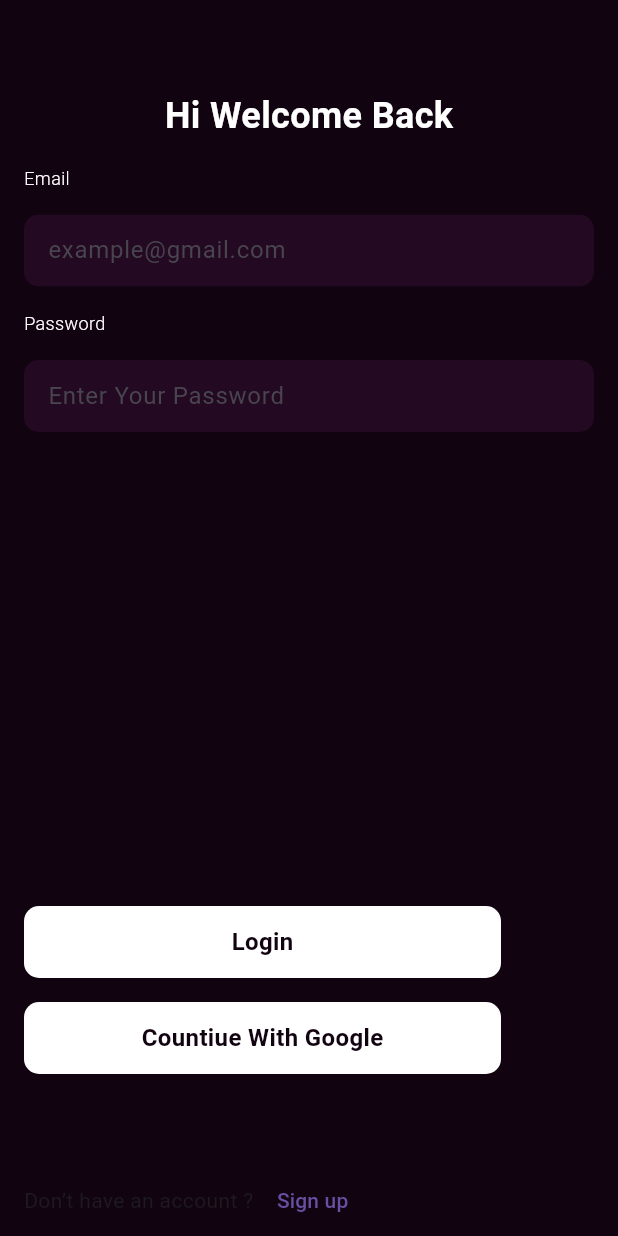
After one commit to mohameds123/kimit-note-app, a Flutter app: the LoginScreen screen opened directly, on a phone screen of 412 x 824 dp. The commit adds this screen. Run offline on Flutter 3.47's test engine with Material 3 defaults, Android fonts, the phone set to English and light mode, and no system bars; our stand-ins replace firebase_auth, firebase_core, flutter_bloc; accounts and stored records are empty.

```diff
--- a/lib/core/const/txt.dart
+++ b/lib/core/const/txt.dart
@@ -6,4 +6,7 @@ class  Txt {
   static String pass = "Password";
   static String passHintTxt = "Enter Your Password";
   static String signUp = "Sign Up";
+  static String loginTxt = "Hi Welcome Back";
+  static String loginButtonTxt = "Login";
+  static String googleTxt = "Countiue With Google";
 }
--- a/lib/main.dart
+++ b/lib/main.dart
@@ -1,7 +1,10 @@
+import 'package:firebase_core/firebase_core.dart';
 import 'package:flutter/material.dart';
 import 'package:kimitnoteappliction/presentation/screens/sign_up_screen.dart';
 
-void main() {
+void main() async{
+  WidgetsFlutterBinding.ensureInitialized();
+  await Firebase.initializeApp();
   runApp(const MyApp());
 }
 
--- /dev/null
+++ b/lib/presentation/screens/login_screen.dart
@@ -0,0 +1,144 @@
+import 'package:flutter/material.dart';
+import 'package:kimitnoteappliction/presentation/screens/sign_up_screen.dart';
+
+import '../../core/const/txt.dart';
+import '../../core/theme/colors_manager.dart';
+
+class LoginScreen extends StatelessWidget {
+   LoginScreen({super.key});
+  TextEditingController passController = TextEditingController();
+  TextEditingController emailController = TextEditingController();
+
+  @override
+  Widget build(BuildContext context) {
+    return SafeArea(
+      child: Scaffold(
+        backgroundColor: ColorsManager.primaryColor,
+        body: Padding(
+          padding: const EdgeInsets.symmetric(horizontal: 16.0),
+          child: Column(
+            crossAxisAlignment: CrossAxisAlignment.start,
+            children: [
+              SizedBox(
+                height: 60,
+              ),
+              Center(
+                child: Text(
+                  Txt.loginTxt,
+                  style: TextStyle(
+                    color: ColorsManager.white,
+                    fontSize: 24,
+                    fontWeight: FontWeight.w700,
+                  ),
+                ),
+              ),
+              SizedBox(height: 16),
+
+              /// Email
+              Text(
+                Txt.email,
+                style: TextStyle(
+                  color: ColorsManager.white,
+                  fontSize: 12,
+                  fontWeight: FontWeight.w300,
+                ),
+              ),
+
+              SizedBox(height: 16),
+              ClipRRect(
+                borderRadius: BorderRadius.circular(10),
+                child: TextFormField(
+                  controller: emailController,
+                  style: TextStyle(color: ColorsManager.white),
+                  decoration: InputDecoration(
+                    fillColor: ColorsManager.txtFeildColor,
+                    filled: true,
+                    border: InputBorder.none,
+                    hintText: Txt.emailHint,
+                  ),
+                ),
+              ),
+              SizedBox(height: 16),
+
+              ///Pass
+              Text(
+                Txt.pass,
+                style: TextStyle(
+                  color: ColorsManager.white,
+                  fontSize: 12,
+                  fontWeight: FontWeight.w300,
+                ),
+              ),
+              SizedBox(height: 16),
+              ClipRRect(
+                borderRadius: BorderRadius.circular(10),
+                child: TextFormField(
+                  controller: passController,
+                  style: TextStyle(color: ColorsManager.white),
+                  decoration: InputDecoration(
+                    fillColor: ColorsManager.txtFeildColor,
+                    filled: true,
+                    border: InputBorder.none,
+                    hintText: Txt.passHintTxt,
+                  ),
+                ),
+              ),
+              Spacer(),
+              Container(
+                width: 318,
+                height: 48,
+                decoration: BoxDecoration(
+                  borderRadius: BorderRadius.circular(10),
+                  color: Colors.white,
+                ),
+                child:  Center(
+                  child: Text(
+                    Txt.loginButtonTxt,
+                    style: TextStyle(
+                      color: ColorsManager.primaryColor,
+                      fontSize: 16,
+                      fontWeight: FontWeight.w600,
+                    ),
+                  ),
+                ),
+              ),
+              SizedBox(height: 16,),
+              Container(
+                width: 318,
+                height: 48,
+                decoration: BoxDecoration(
+                  borderRadius: BorderRadius.circular(10),
+                  color: Colors.white,
+                ),
+                child:  Center(
+                  child: Text(
+                    Txt.googleTxt,
+                    style: TextStyle(
+                      color: ColorsManager.primaryColor,
+                      fontSize: 16,
+                      fontWeight: FontWeight.w600,
+                    ),
+                  ),
+                ),
+              ),
+
+              SizedBox(
+                height: 60,
+              ),
+              Row(
+                children: [
+                  Text("Don’t have an account ? "),
+                  TextButton(onPressed: (){
+                    Navigator.push(context, MaterialPageRoute(builder: (context)=>SignUpScreen()));
+                  }, child: Text("Sign up"))
+                ],
+              )
+
+
+            ],
+          ),
+        ),
+      ),
+    );
+  }
+}
--- a/pubspec.yaml
+++ b/pubspec.yaml
@@ -34,6 +34,9 @@ dependencies:
   # The following adds the Cupertino Icons font to your application.
   # Use with the CupertinoIcons class for iOS style icons.
   cupertino_icons: ^1.0.8
+  firebase_core: ^3.15.1
+  firebase_auth: ^5.6.2
+  flutter_bloc: ^9.1.1
 
 dev_dependencies:
   flutter_test:
```
Also changed, not shown: lib/logic/sign_up/cubit.dart (added, +18 -0 lines), lib/logic/sign_up/state.dart (added, +12 -0 lines), lib/presentation/screens/home_screen.dart (added, +10 -0 lines), lib/presentation/screens/sign_up_screen.dart (+32 -4 lines), lib/presentation/widgets/text_form_feild_widget.dart (added, +32 -0 lines), pubspec.lock, 7 other files.
